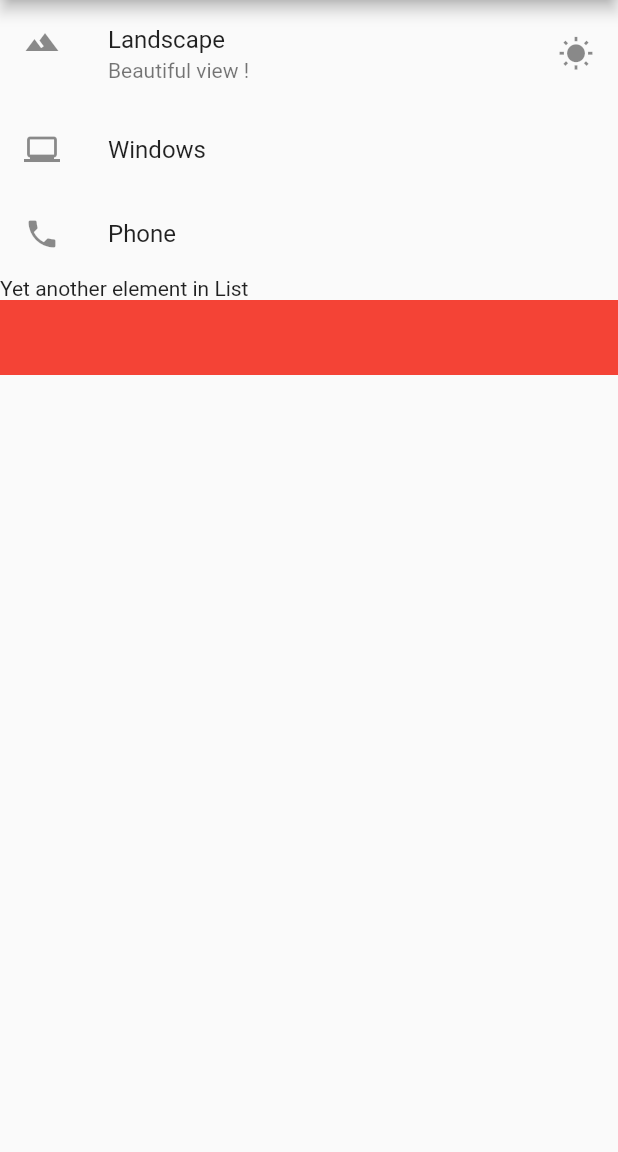
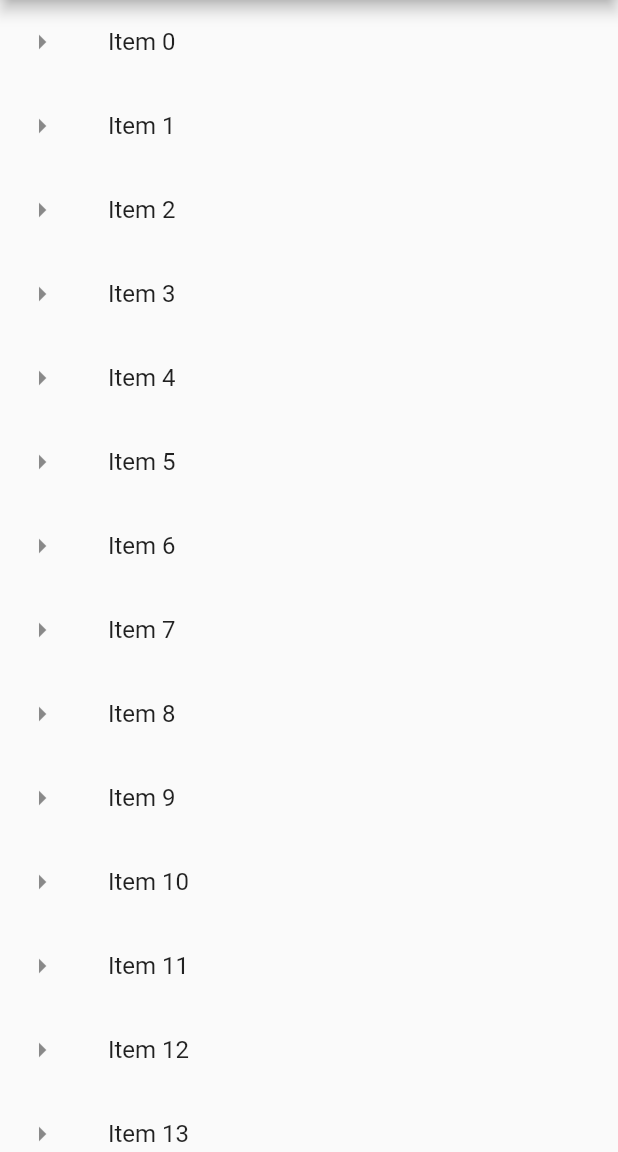
Before and after one commit to VijayGanganapalli/shriyank, a Flutter app: the screen it shows after launch, on a phone screen of 412 x 824 dp, the part 84-1236 px from its top. Run offline on Flutter 3.47's test engine with Material 2 defaults, Android fonts, the phone set to English and light mode, and no system bars.

Commit message:
added long listview

```diff
--- a/flutter_tutorial/lib/app_screens/list_view_screen.dart
+++ b/flutter_tutorial/lib/app_screens/list_view_screen.dart
@@ -1,31 +1,23 @@
 import 'package:flutter/material.dart';
 
 class ListViewScreen extends StatelessWidget {
+  final listItems = getListElements();
+
   @override
   Widget build(BuildContext context) {
-    return ListView(
-      children: <Widget>[
-        ListTile(
-          leading: Icon(Icons.landscape),
-          title: Text("Landscape"),
-          subtitle: Text("Beautiful view !"),
-          trailing: Icon(Icons.wb_sunny),
-          onTap: () => debugPrint("Landscape tapped !"),
-        ),
-        ListTile(
-          leading: Icon(Icons.laptop_windows),
-          title: Text("Windows"),
-        ),
-        ListTile(
-          leading: Icon(Icons.phone),
-          title: Text("Phone"),
-        ),
-        Text("Yet another element in List"),
-        Container(
-          color: Colors.red,
-          height: 50.0,
-        ),
-      ],
+    return ListView.builder(
+      itemBuilder: (context, index) {
+        return ListTile(
+          leading: Icon(Icons.arrow_right),
+          title: Text(listItems[index]),
+          onTap: () => debugPrint("${listItems[index]} was tapped"),
+        );
+      },
     );
   }
 }
+
+List<String> getListElements() {
+  var items = List.generate(100, (index) => "Item $index");
+  return items;
+}
```
